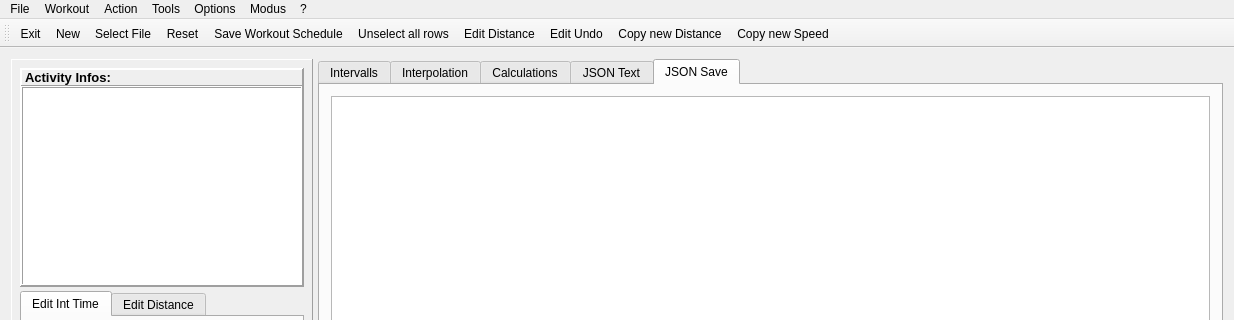
Before: the Qt Designer form mainwindow.ui in Tria-Andy/WorkoutEditor, drawn with Qt 5; both pictures show x 0 to 1234 and y 0 to 320 of the 1234 by 766 pixel window.
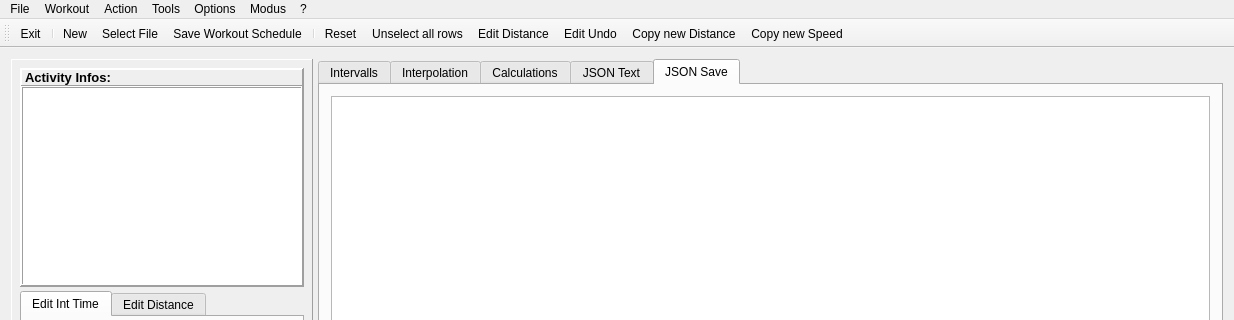
After: the same form once the commit is applied. The open tabs and pages were chosen to show the change. Icons and pictures are not drawn.

Patch:
```diff
--- a/mainwindow.ui
+++ b/mainwindow.ui
@@ -1491,10 +1491,12 @@
     <bool>false</bool>
    </attribute>
    <addaction name="actionExit"/>
+   <addaction name="separator"/>
    <addaction name="actionNew"/>
    <addaction name="actionSelect_File"/>
-   <addaction name="actionReset"/>
    <addaction name="actionSave_Workout_Schedule"/>
+   <addaction name="separator"/>
+   <addaction name="actionReset"/>
    <addaction name="actionUnselect_all_rows"/>
    <addaction name="actionEdit_Distance"/>
    <addaction name="actionEdit_Undo"/>
```
Left out of the diff: 2 changed lines with no effect on the pictures.
